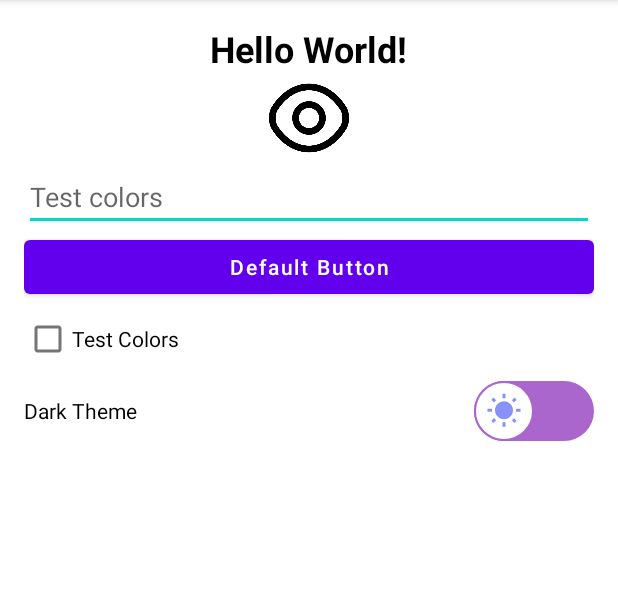
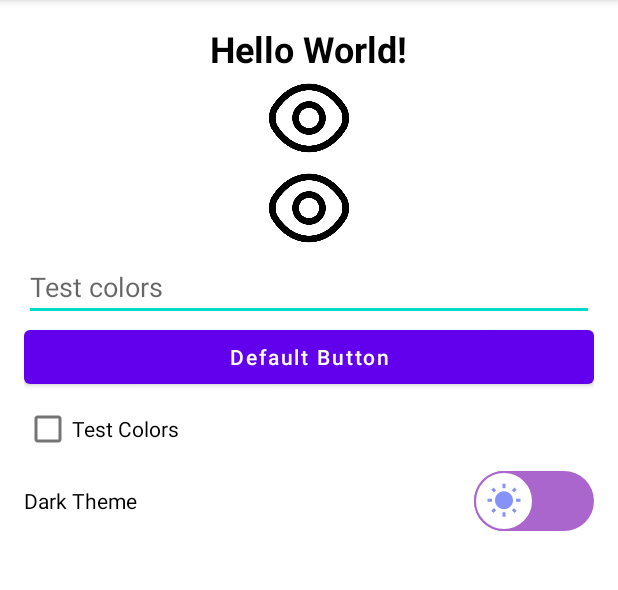
Before and after one commit to Naftali-K/ThemesTemp, an Android app: the screen it shows after launch (MainActivity), on a phone screen of 412 x 824 dp, the part 84-674 px from its top. Run offline under Robolectric (Android 15) with nearby library versions, the phone set to English and light mode, and no system bars.

Commit message:
Add example with default change icons by theme, not use the style.

```diff
--- a/app/src/main/res/layout/activity_main.xml
+++ b/app/src/main/res/layout/activity_main.xml
@@ -22,6 +22,11 @@
         android:layout_width="60dp"
         android:layout_height="60dp"
         style="@style/eyeImage"/>
+
+    <ImageView
+        android:layout_width="60dp"
+        android:layout_height="60dp"
+        android:src="@drawable/icon_eye"/>
 
     <EditText
         android:layout_width="match_parent"
```
Also changed, not shown: app/src/main/res/drawable-night/icon_eye.png (added), app/src/main/res/drawable/icon_eye.png (added).
